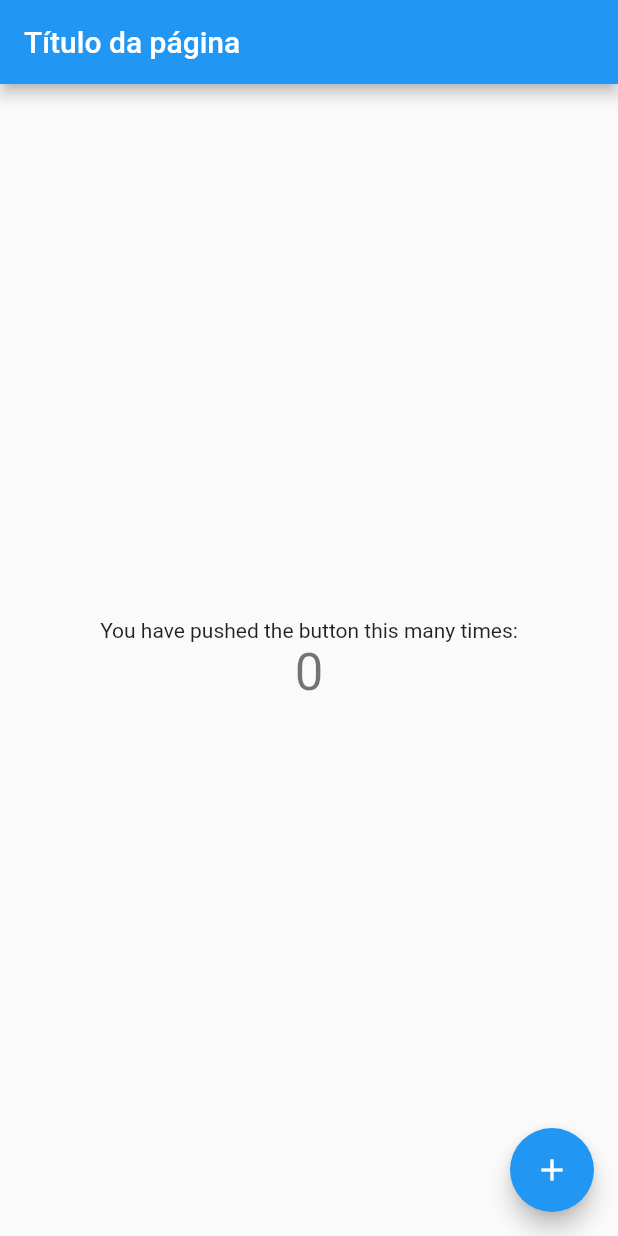
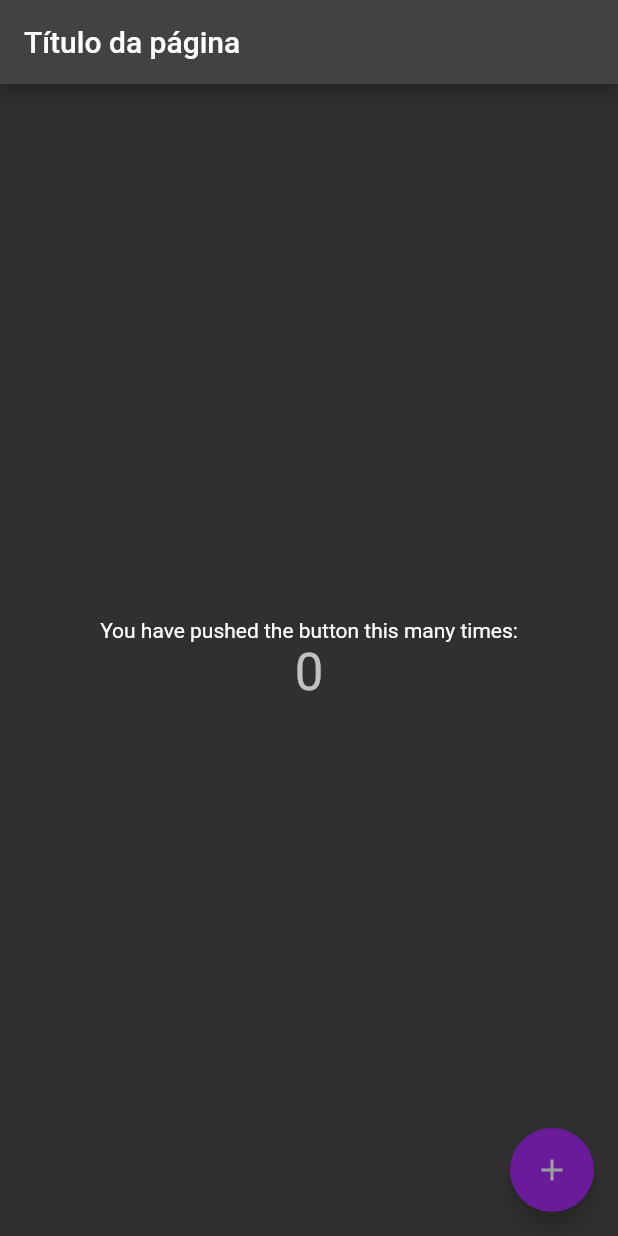
Before and after one commit to lndsilva/projeto_flutter, a Flutter app: the screen it shows after launch, on a phone screen of 412 x 824 dp. Run offline on Flutter 3.47's test engine with Material 2 defaults, Android fonts, the phone set to English and light mode, and no system bars.

Commit message:
cores de themas

```diff
--- a/lib/main.dart
+++ b/lib/main.dart
@@ -12,17 +12,9 @@ class MyApp extends StatelessWidget {
   Widget build(BuildContext context) {
     return MaterialApp(
       title: 'Flutter Demo',
-      theme: ThemeData(
-        // This is the theme of your application.
-        //
-        // Try running your application with "flutter run". You'll see the
-        // application has a blue toolbar. Then, without quitting the app, try
-        // changing the primarySwatch below to Colors.green and then invoke
-        // "hot reload" (press "r" in the console where you ran "flutter run",
-        // or simply save your changes to "hot reload" in a Flutter IDE).
-        // Notice that the counter didn't reset back to zero; the application
-        // is not restarted.
-        primarySwatch: Colors.blue,
+      theme: ThemeData.dark().copyWith(
+        primaryColor: Colors.purple[800],
+        accentColor: Colors.amber,
       ),
       home: const MyHomePage(title: 'Título da página'),
     );
@@ -108,6 +100,8 @@ class _MyHomePageState extends State<MyHomePage> {
       floatingActionButton: FloatingActionButton(
         onPressed: _incrementCounter,
         tooltip: 'Increment',
+        backgroundColor: Theme.of(context).primaryColor,
+        foregroundColor: Theme.of(context).primaryColorLight,
         child: const Icon(Icons.add),
       ), // This trailing comma makes auto-formatting nicer for build methods.
     );
```
